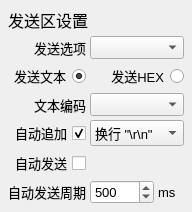
Before: the Qt Designer form send_settings_widget.ui in 652436962/Network_Assistant, drawn with Qt 5.
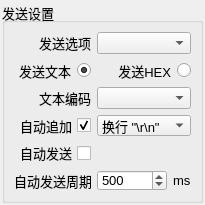
After: the same form once the commit is applied.

Patch:
```diff
--- a/send_settings_widget.ui
+++ b/send_settings_widget.ui
@@ -6,14 +6,14 @@
    <rect>
     <x>0</x>
     <y>0</y>
-    <width>188</width>
-    <height>188</height>
+    <width>205</width>
+    <height>205</height>
    </rect>
   </property>
-  <property name="maximumSize">
+  <property name="minimumSize">
    <size>
-    <width>200</width>
-    <height>200</height>
+    <width>205</width>
+    <height>205</height>
    </size>
   </property>
   <property name="font">
@@ -24,23 +24,35 @@
   <property name="windowTitle">
    <string>Form</string>
   </property>
-  <layout class="QGridLayout" name="gridLayout">
+  <layout class="QGridLayout" name="gridLayout_2">
    <property name="leftMargin">
-    <number>8</number>
+    <number>2</number>
    </property>
    <property name="topMargin">
-    <number>8</number>
+    <number>2</number>
    </property>
    <property name="rightMargin">
-    <number>8</number>
+    <number>2</number>
    </property>
    <property name="bottomMargin">
-    <number>8</number>
+    <number>2</number>
    </property>
    <property name="spacing">
-    <number>4</number>
+    <number>2</number>
    </property>
-   <item row="1" column="0">
+   <item row="0" column="0">
+    <widget class="QGroupBox" name="groupBox">
+     <property name="minimumSize">
+      <size>
+       <width>200</width>
+       <height>200</height>
+      </size>
+     </property>
+     <property name="title">
+      <string>发送设置</string>
+     </property>
+     <layout class="QGridLayout" name="gridLayout">
+      <item row="0" column="0">
     <widget class="QLabel" name="label_Option">
      <property name="maximumSize">
       <size>
@@ -56,7 +68,7 @@
      </property>
     </widget>
    </item>
-   <item row="1" column="1" colspan="2">
+      <item row="0" column="1" colspan="2">
     <widget class="QComboBox" name="comboBox_Option">
      <property name="maximumSize">
       <size>
@@ -66,7 +78,7 @@
      </property>
     </widget>
    </item>
-   <item row="2" column="0">
+      <item row="1" column="0">
     <widget class="QRadioButton" name="radioButton_Text">
      <property name="maximumSize">
       <size>
@@ -85,7 +97,7 @@
      </property>
     </widget>
    </item>
-   <item row="2" column="1" colspan="2">
+      <item row="1" column="1" colspan="2">
     <widget class="QRadioButton" name="radioButton_HEX">
      <property name="maximumSize">
       <size>
@@ -101,7 +113,7 @@
      </property>
     </widget>
    </item>
-   <item row="3" column="0">
+      <item row="2" column="0">
     <widget class="QLabel" name="label_SendEncoding">
      <property name="maximumSize">
       <size>
@@ -117,7 +129,7 @@
      </property>
     </widget>
    </item>
-   <item row="3" column="1" colspan="2">
+      <item row="2" column="1" colspan="2">
     <widget class="QComboBox" name="comboBox_Encoding">
      <property name="maximumSize">
       <size>
@@ -127,7 +139,7 @@
      </property>
     </widget>
    </item>
-   <item row="4" column="0">
+      <item row="3" column="0">
     <widget class="QCheckBox" name="checkBox_Append">
      <property name="maximumSize">
       <size>
@@ -146,7 +158,7 @@
      </property>
     </widget>
    </item>
-   <item row="4" column="1" colspan="2">
+      <item row="3" column="1" colspan="2">
     <widget class="QComboBox" name="comboBox_Append">
      <property name="maximumSize">
       <size>
@@ -171,7 +183,7 @@
      </item>
     </widget>
    </item>
-   <item row="5" column="0">
+      <item row="4" column="0">
     <widget class="QCheckBox" name="checkBox_AutoSend">
      <property name="enabled">
       <bool>true</bool>
@@ -190,7 +202,20 @@
      </property>
     </widget>
    </item>
-   <item row="6" column="0">
+      <item row="4" column="1">
+       <spacer name="horizontalSpacer">
+        <property name="orientation">
+         <enum>Qt::Orientation::Horizontal</enum>
+        </property>
+        <property name="sizeHint" stdset="0">
+         <size>
+          <width>70</width>
+          <height>20</height>
+         </size>
+        </property>
+       </spacer>
+      </item>
+      <item row="5" column="0">
     <widget class="QLabel" name="label_AutoSendCycle">
      <property name="enabled">
       <bool>true</bool>
@@ -206,7 +231,7 @@
      </property>
     </widget>
    </item>
-   <item row="6" column="1">
+      <item row="5" column="1">
     <widget class="QSpinBox" name="spinBox_AutoSendCycle">
      <property name="enabled">
       <bool>true</bool>
@@ -225,7 +250,7 @@
      </property>
     </widget>
    </item>
-   <item row="6" column="2">
+      <item row="5" column="2">
     <widget class="QLabel" name="label_MS">
      <property name="enabled">
       <bool>true</bool>
@@ -241,22 +266,7 @@
      </property>
     </widget>
    </item>
-   <item row="0" column="0" colspan="2">
-    <widget class="QLabel" name="label">
-     <property name="maximumSize">
-      <size>
-       <width>16777215</width>
-       <height>32</height>
-      </size>
-     </property>
-     <property name="font">
-      <font>
-       <pointsize>12</pointsize>
-      </font>
-     </property>
-     <property name="text">
-      <string>发送区设置</string>
-     </property>
+     </layout>
     </widget>
    </item>
   </layout>
```
Lines whose indentation alone changed are shown as unchanged.
